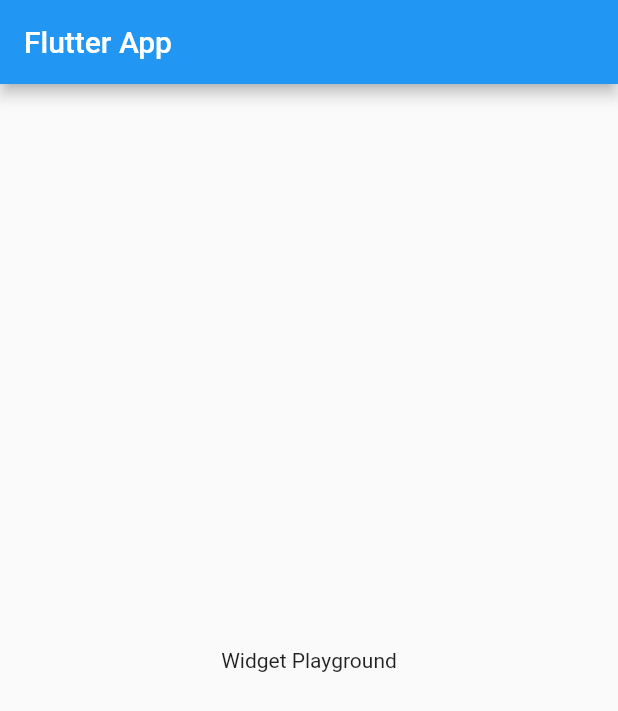
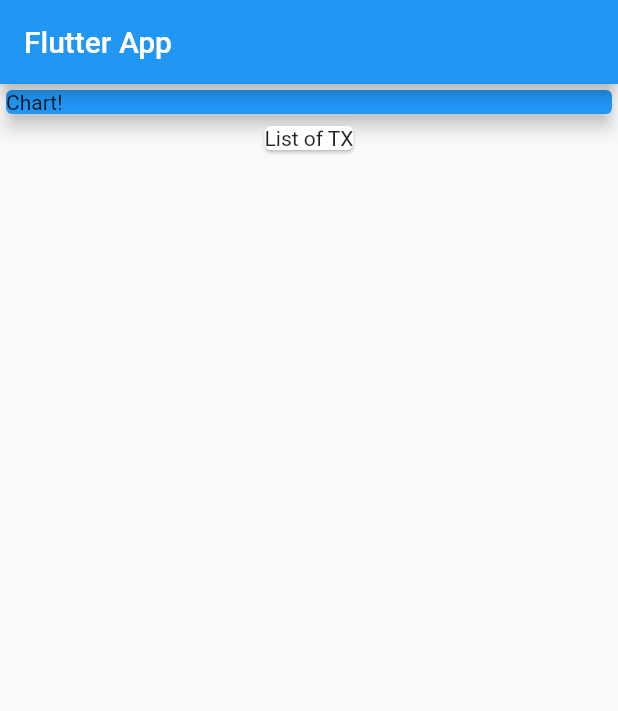
Before and after one commit to Reppinger/expense_planner, a Flutter app: the screen it shows after launch, on a phone screen of 412 x 824 dp. Shown: the top 711 px of the screen. Run offline on Flutter 3.47's test engine with Material 2 defaults, Android fonts, the phone set to English and light mode, and no system bars.

Commit message:
Learning about controlling size. Finished 71.

```diff
--- a/lib/main.dart
+++ b/lib/main.dart
@@ -21,9 +21,19 @@ class MyHomePage extends StatelessWidget {
       appBar: AppBar(
         title: Text('Flutter App'),
       ),
-      body: Center(
-        child: Text('Widget Playground'),
-      ),
+      body: Column(children: <Widget>[
+        Container(
+          width: double.infinity,
+          child: Card(
+            color: Colors.blue,
+            child: Text('Chart!'),
+            elevation: 5,
+          ),
+        ),
+        Card(
+          child: Text('List of TX'),
+        ),
+      ]),
     );
   }
 }
```
